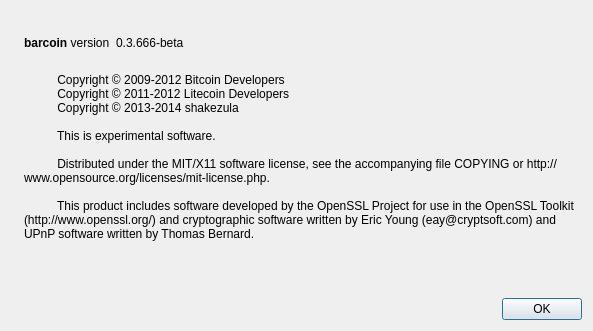
Qt form src/qt/forms/aboutdialog.ui (nullifycoin/nullifycoin) before a commit.
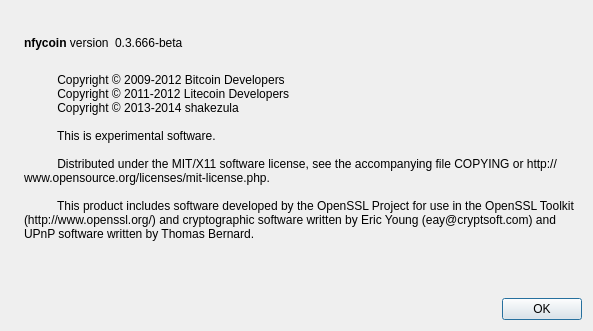
The same form after that commit. Icons and pictures are not drawn.

What changed in the file:
```diff
--- a/src/qt/forms/aboutdialog.ui
+++ b/src/qt/forms/aboutdialog.ui
@@ -50,7 +50,7 @@
           <cursorShape>IBeamCursor</cursorShape>
          </property>
          <property name="text">
-          <string>&lt;b&gt;barcoin&lt;/b&gt; version</string>
+          <string>&lt;b&gt;nfycoin&lt;/b&gt; version</string>
          </property>
          <property name="textInteractionFlags">
           <set>Qt::LinksAccessibleByMouse|Qt::TextSelectableByKeyboard|Qt::TextSelectableByMouse</set>
```
Left out of the diff: 2 changed lines with no effect on the pictures.
